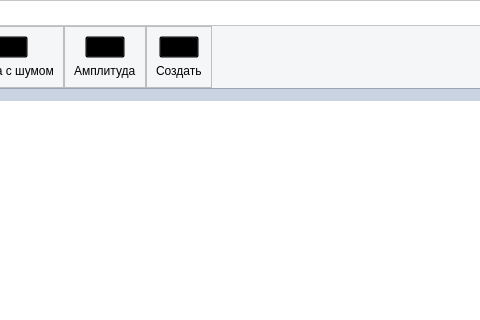
Qt form views/ui/main_window.ui (Vityshha/educational-photoshop) before a commit; both pictures show x 435 to 915 and y 0 to 320 of the 1274 by 782 pixel window.
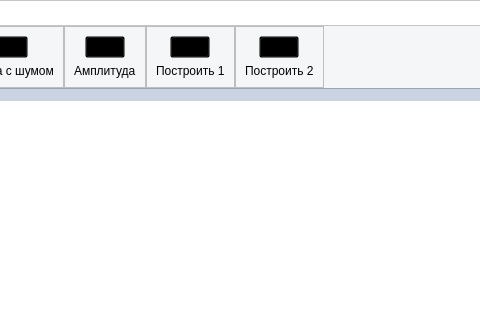
The same form after that commit. Icons and pictures are not drawn.

Patch:
```diff
--- a/views/ui/main_window.ui
+++ b/views/ui/main_window.ui
@@ -661,7 +661,38 @@
                  <item alignment="Qt::AlignHCenter">
                   <widget class="QLabel" name="label_10">
                    <property name="text">
-                    <string>Создать</string>
+                    <string>Построить 1</string>
+                   </property>
+                  </widget>
+                 </item>
+                </layout>
+               </widget>
+              </item>
+              <item>
+               <widget class="QFrame" name="frame_19">
+                <property name="frameShape">
+                 <enum>QFrame::StyledPanel</enum>
+                </property>
+                <property name="frameShadow">
+                 <enum>QFrame::Raised</enum>
+                </property>
+                <layout class="QVBoxLayout" name="verticalLayout_15">
+                 <item alignment="Qt::AlignHCenter">
+                  <widget class="QPushButton" name="btn_create_smoothing">
+                   <property name="styleSheet">
+                    <string notr="true">background-color: transparent;
+image: url(:/newPrefix/images/gradient_96dp_000000_FILL0_wght400_GRAD0_opsz48.png);
+</string>
+                   </property>
+                   <property name="text">
+                    <string/>
+                   </property>
+                  </widget>
+                 </item>
+                 <item alignment="Qt::AlignHCenter">
+                  <widget class="QLabel" name="label_11">
+                   <property name="text">
+                    <string>Построить 2</string>
                    </property>
                   </widget>
                  </item>
```
